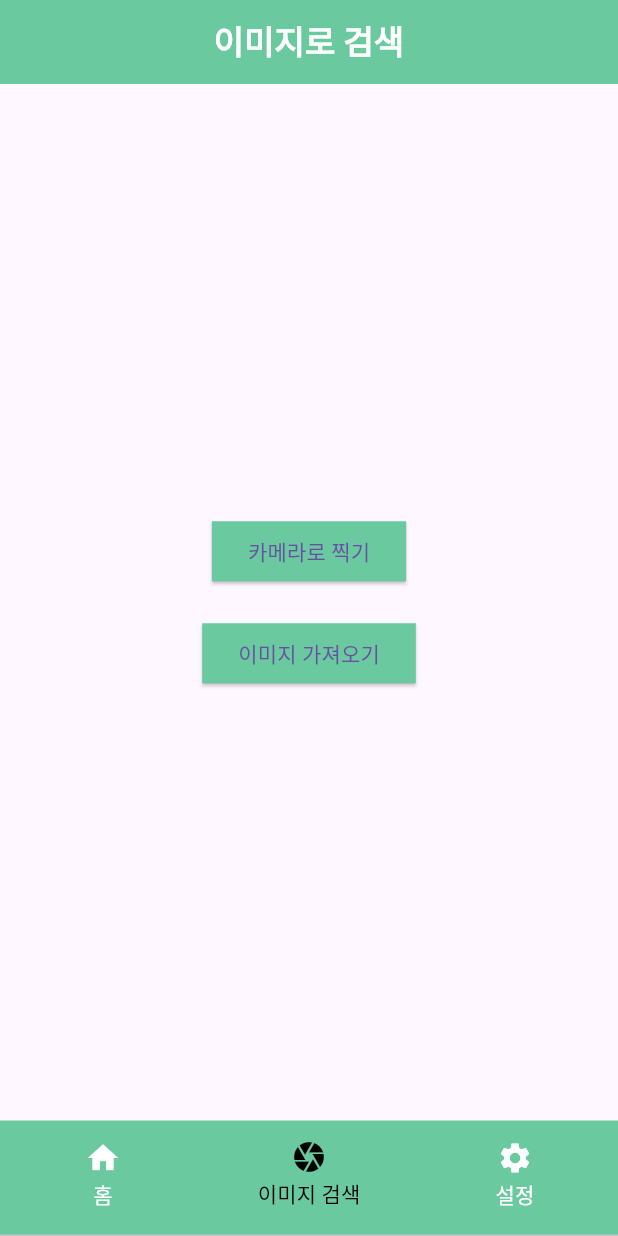
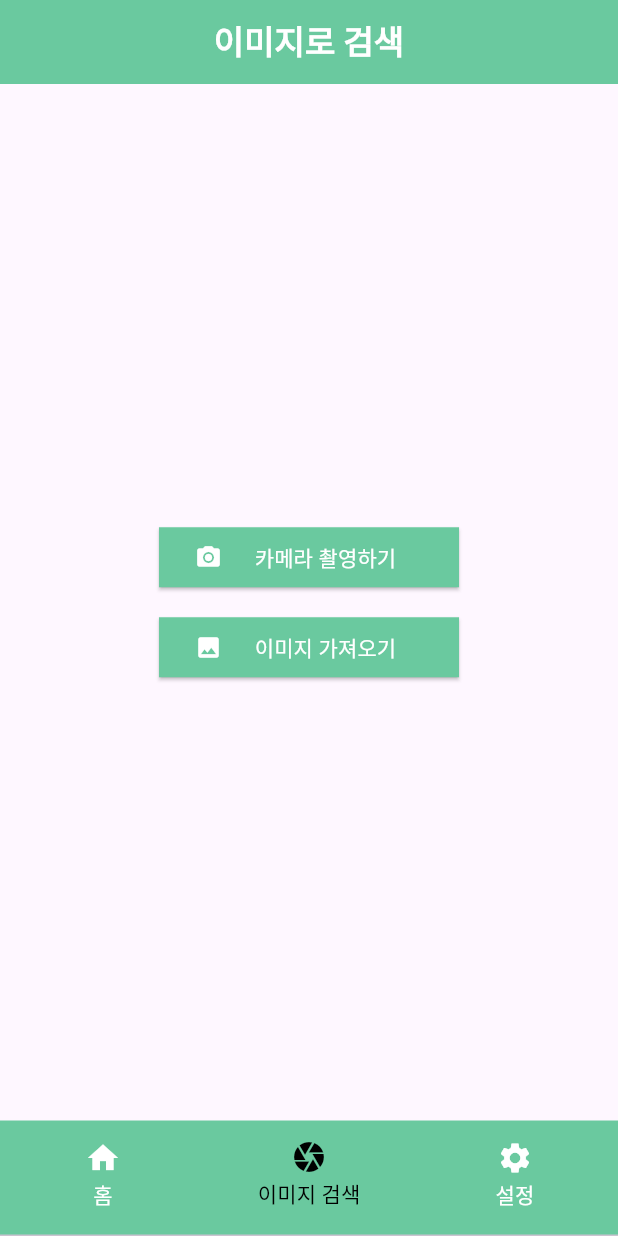
Before and after one commit to junhuihi/yoloTest, a Flutter app: the screen it shows after launch, item 2 of the bottom bar chosen, on a phone screen of 412 x 824 dp. Run offline on Flutter 3.47's test engine with Material 3 defaults, Android fonts, the phone set to English and light mode, and no system bars; our stand-ins replace carousel_slider, image_picker.

Commit message:
이미지 검색 디자인 추가

```diff
--- a/lib/imageSearch/imageSearchPage.dart
+++ b/lib/imageSearch/imageSearchPage.dart
@@ -33,6 +33,7 @@ class CameraScreen extends StatelessWidget {
 
   @override
   Widget build(BuildContext context) {
+    final buttonWidth = 200.0; // 버튼 길이 수정
     return Scaffold(
       appBar: AppBar(
         centerTitle: true,
@@ -46,9 +47,27 @@ class CameraScreen extends StatelessWidget {
         child: Column(
           mainAxisAlignment: MainAxisAlignment.center,
           children: [
-            ElevatedButton(
+            Container(
+              height: 40, // 버튼의 높이 설정
+              width: buttonWidth,
+              child: ElevatedButton(
                 onPressed: () => _takePicture(context), // 카메라 열기
-              child: Text('카메라로 찍기'),
+                child: Row(
+                  mainAxisSize: MainAxisSize.min,
+                  children: [
+                    Icon(Icons.camera_alt, color: Colors.white),
+                    SizedBox(width: 4), // 아이콘과 텍스트 사이 간격
+                    Expanded(
+                      child: Text(
+                        '카메라 촬영하기',
+                        textAlign: TextAlign.center, // 텍스트 가운데 정렬
+                        style: TextStyle(
+                          color: Colors.white, // 글자 색깔 흰색
+                        ),
+                      ),
+                    ),
+                  ],
+                ),
                 style: ElevatedButton.styleFrom(
                   backgroundColor: Color(0xFF6AC99F), // 버튼 배경색 설정
                   shape: RoundedRectangleBorder(
@@ -56,14 +75,34 @@ class CameraScreen extends StatelessWidget {
                   ),
                 ),
               ),
+            ),
             SizedBox(height: 20), // 버튼 사이 간격
-            ElevatedButton(
+            Container(
+              height: 40, // 버튼의 높이 설정
+              width: buttonWidth,
+              child: ElevatedButton(
                 onPressed: () => _pickImage(context), // 이미지 가져오기
-              child: Text('이미지 가져오기'),
+                child: Row(
+                  mainAxisAlignment: MainAxisAlignment.start, // 아이콘 왼쪽 정렬
+                  children: [
+                    Icon(Icons.photo, color: Colors.white),
+                    SizedBox(width: 4), // 아이콘과 텍스트 사이 간격
+                    Expanded(
+                      child: Text(
+                        '이미지 가져오기',
+                        textAlign: TextAlign.center, // 텍스트 가운데 정렬
+                        style: TextStyle(
+                          color: Colors.white, // 글자 색 흰색
+                        ),
+                      ),
+                    ),
+                  ],
+                ),
                 style: ElevatedButton.styleFrom(
                   backgroundColor: Color(0xFF6AC99F), // 버튼 배경색 설정
                   shape: RoundedRectangleBorder(
                     borderRadius: BorderRadius.zero, // 사각형 모양
+                  ),
                 ),
               ),
             ),
```
Lines whose indentation alone changed are shown as unchanged.
